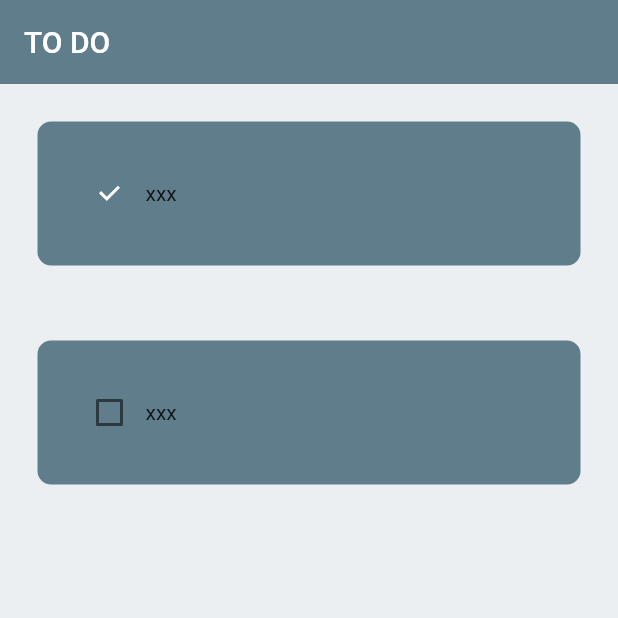
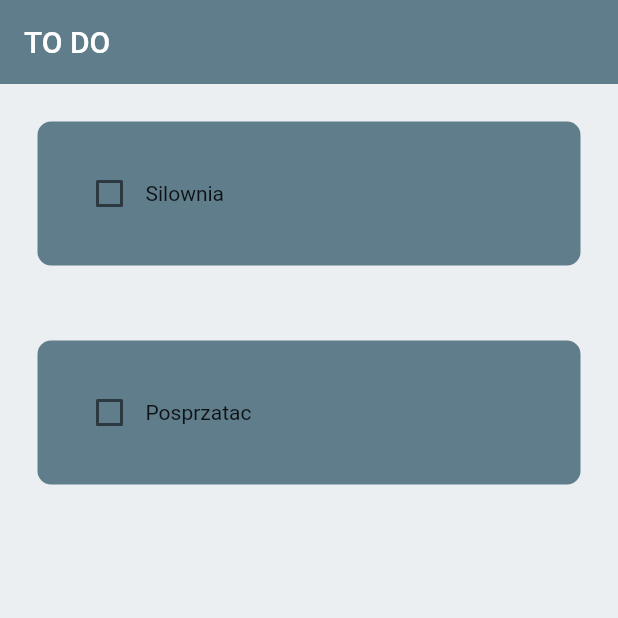
Before and after one commit to mxjakubiec/fluttertodo, a Flutter app: the screen it shows after launch, on a phone screen of 412 x 824 dp, the top half of it. Run offline on Flutter 3.47's test engine with Material 2 defaults, Android fonts, the phone set to English and light mode, and no system bars.

Commit message:
is posible to click a chceckbox

```diff
--- a/todo/lib/home_page/home.dart
+++ b/todo/lib/home_page/home.dart
@@ -9,6 +9,22 @@ class HomePage extends StatefulWidget {
 }
 
 class _HomePageState extends State<HomePage> {
+  //list
+  List toDoList = [
+  ["Silownia", false],
+  ["Posprzatac", false],
+  ];
+
+  //Check box was clicted
+  void checkBoxChanged(bool? value,int index){
+    setState(() {
+       toDoList[index][1] = !toDoList[index][1];
+    });
+
+
+  }
+
+
   @override
   Widget build(BuildContext context) {
     return Scaffold(
@@ -17,20 +33,11 @@ class _HomePageState extends State<HomePage> {
         title: Text('TO DO'),
         elevation: 0,
       ),
-      body: ListView(
-        children: [
-        ToDolist(
-          taskName: "xxx",
-          taskCompleted: true,
-          onChanged: (p0) {},
-        ),
-         ToDolist(
-          taskName: "xxx",
-          taskCompleted: false,
-          onChanged: (p0) {},
-        ),
-
-        ]
+      body: ListView.builder(
+        itemCount: toDoList.length,
+        itemBuilder: (context, index) {
+          return ToDolist(onChanged:(value) => checkBoxChanged(value, index) , taskCompleted: toDoList[index][1], taskName: toDoList[index][0]);
+        },
        ),
 
     );
```
